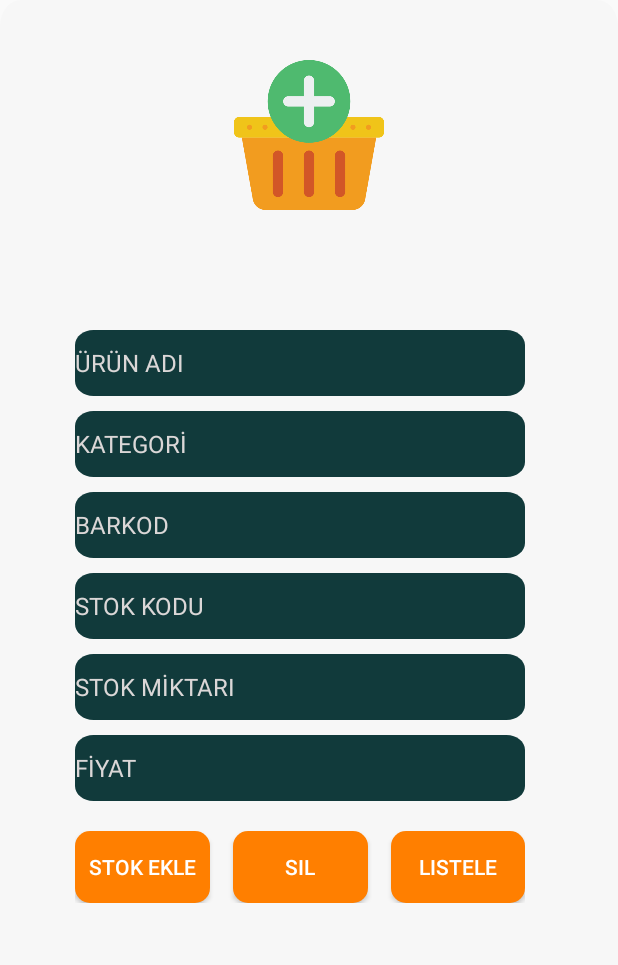
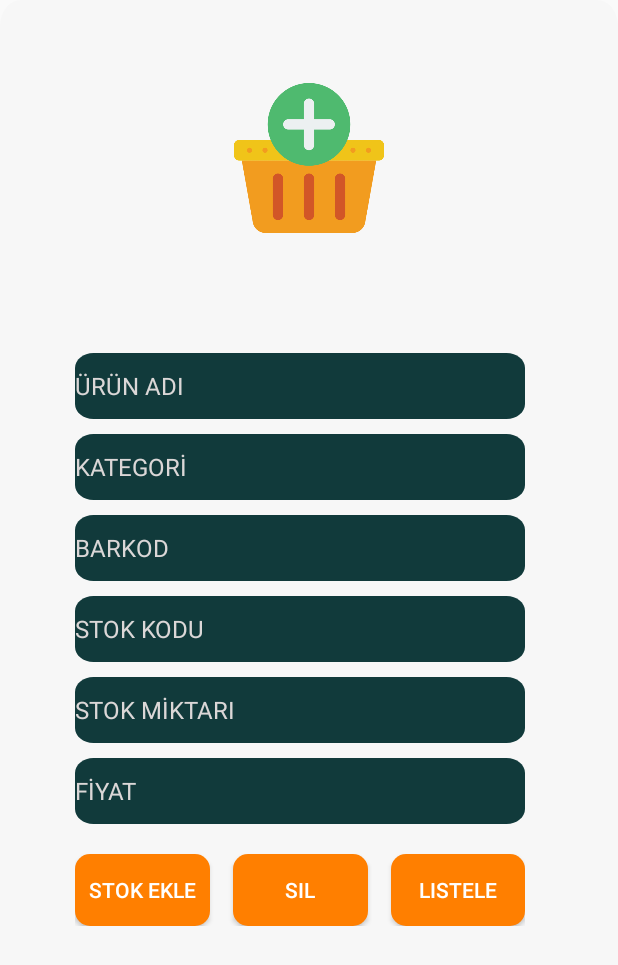
Before and after one commit to silaakarapur/StokTakip, an Android app: the screen it shows after launch (StockActivity), on a phone screen of 412 x 824 dp. Shown: the top 965 px of the screen. Run offline under Robolectric (Android 15) with nearby library versions, the phone set to English and light mode, and no system bars.

Commit message:
17.03.2022

```diff
--- a/app/src/main/java/com/example/stoktakip/ListShowActivity.java
+++ b/app/src/main/java/com/example/stoktakip/ListShowActivity.java
@@ -38,7 +38,7 @@ public class ListShowActivity extends AppCompatActivity {
         database db = new database(ListShowActivity.this);
         Cursor cursor = (Cursor) db.readAllData();
         if (cursor.getCount() == 0) {
-            Toast.makeText(this, "No Data ", Toast.LENGTH_LONG).show();
+            Toast.makeText(this, "Veri Yok ", Toast.LENGTH_LONG).show();
 
         } else {
             while ((cursor.moveToNext())) {
--- a/app/src/main/java/com/example/stoktakip/listAdapter.java
+++ b/app/src/main/java/com/example/stoktakip/listAdapter.java
@@ -44,7 +44,7 @@ public class listAdapter extends RecyclerView.Adapter<listAdapter.MyViewHolder>
 
     @Override
     public int getItemCount() {
-        return urunadi.size();
+        return urunid.size();
     }
 
     public static class MyViewHolder extends RecyclerView.ViewHolder {
--- a/app/src/main/res/layout/activity_stock.xml
+++ b/app/src/main/res/layout/activity_stock.xml
@@ -14,7 +14,7 @@
         android:id="@+id/layout"
         android:layout_width="match_parent"
         android:layout_height="wrap_content"
-
+android:layout_marginTop="15dp"
         android:orientation="vertical">
 
         <ImageView
```
